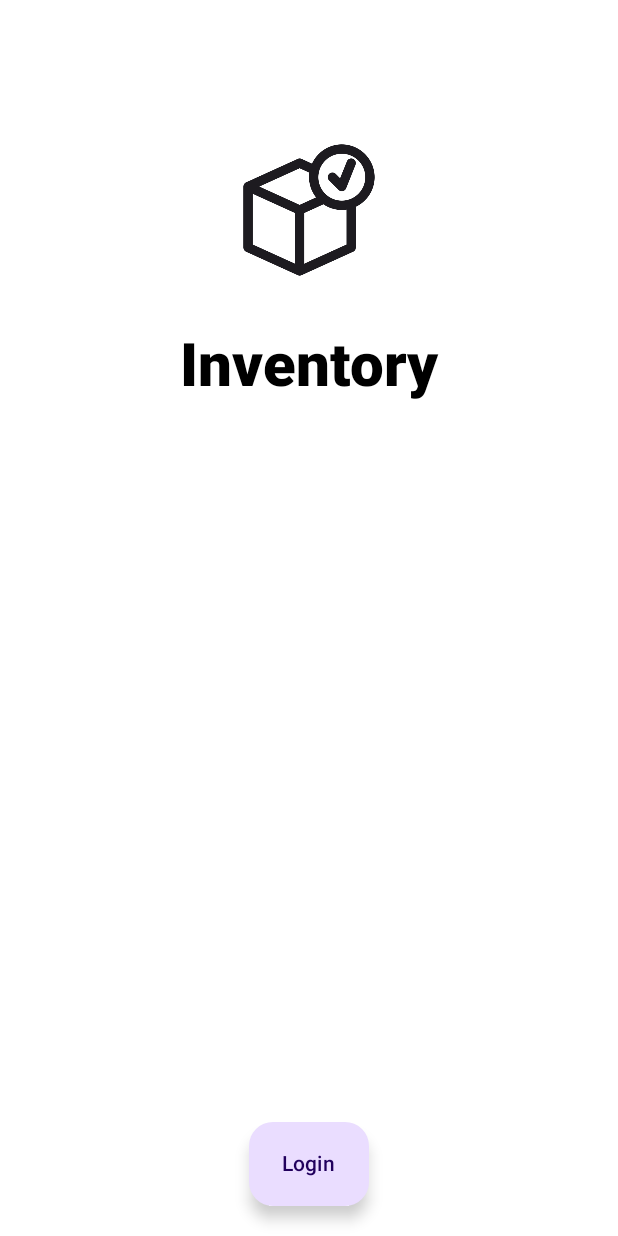
After one commit to YaserHip/generalInventory, an Android app built with Jetpack Compose: the @Preview function ScreenLogin, on a phone screen of 412 x 824 dp. The commit adds this screen. Run offline under Robolectric (Android 15) with nearby library versions, the phone set to English and light mode, and no system bars.

Commit message:
Added theme

```diff
--- a/app/src/main/AndroidManifest.xml
+++ b/app/src/main/AndroidManifest.xml
@@ -3,6 +3,7 @@
     xmlns:tools="http://schemas.android.com/tools">
 
     <application
+        android:name=".GeneralInventoryApp"
         android:allowBackup="true"
         android:dataExtractionRules="@xml/data_extraction_rules"
         android:fullBackupContent="@xml/backup_rules"
--- /dev/null
+++ b/app/src/main/java/monster/donjabonoso/generalinventory/presentation/login/ScreenLogin.kt
@@ -0,0 +1,56 @@
+package monster.donjabonoso.generalinventory.presentation.login
+
+import androidx.compose.foundation.Image
+import androidx.compose.foundation.layout.Column
+import androidx.compose.foundation.layout.Spacer
+import androidx.compose.foundation.layout.fillMaxSize
+import androidx.compose.foundation.layout.fillMaxWidth
+import androidx.compose.foundation.layout.padding
+import androidx.compose.foundation.layout.size
+import androidx.compose.foundation.layout.width
+import androidx.compose.material3.ExtendedFloatingActionButton
+import androidx.compose.material3.MaterialTheme
+import androidx.compose.material3.Text
+import androidx.compose.runtime.Composable
+import androidx.compose.ui.Alignment
+import androidx.compose.ui.Modifier
+import androidx.compose.ui.graphics.ColorFilter
+import androidx.compose.ui.res.painterResource
+import androidx.compose.ui.text.TextStyle
+import androidx.compose.ui.text.font.FontWeight
+import androidx.compose.ui.tooling.preview.Preview
+import androidx.compose.ui.unit.dp
+import androidx.compose.ui.unit.sp
+import monster.donjabonoso.generalinventory.R
+
+@Preview
+@Composable
+fun ScreenLogin() {
+    Column(modifier = Modifier.fillMaxSize(),
+    horizontalAlignment = Alignment.CenterHorizontally) {
+        Column(
+            modifier = Modifier.weight(1f).fillMaxWidth(),
+            horizontalAlignment = Alignment.CenterHorizontally
+        ) {
+            Spacer(modifier = Modifier.size(90.dp))
+            Image(
+                modifier = Modifier.size(100.dp),
+                painter = painterResource(id = R.drawable.inventory_login),
+                contentDescription = null,
+                colorFilter = ColorFilter.tint(color = MaterialTheme.colorScheme.onSurface)
+            )
+            Spacer(modifier = Modifier.size(30.dp))
+            Text(
+                text = "Inventory", style = TextStyle(
+                    fontSize = 40.sp,
+                    fontWeight = FontWeight.W800,
+                )
+            )
+
+        }
+        ExtendedFloatingActionButton(modifier = Modifier.padding(20.dp), onClick = { /*TODO*/ }) {
+            Text(text = "Login")
+        }
+    }
+
+}
--- a/build.gradle
+++ b/build.gradle
@@ -9,4 +9,5 @@ plugins {
     id 'com.android.application' version '8.0.2' apply false
     id 'com.android.library' version '8.0.2' apply false
     id 'org.jetbrains.kotlin.android' version '1.7.20' apply false
+    id 'com.google.dagger.hilt.android' version '2.44' apply false
 }
```
Also changed, not shown: app/build.gradle (+8 -0 lines), app/src/main/java/monster/donjabonoso/generalinventory/GeneralInventoryApp.kt (added, +8 -0 lines), app/src/main/java/monster/donjabonoso/generalinventory/MainActivity.kt (+8 -1 lines), app/src/main/java/monster/donjabonoso/generalinventory/ui/theme/Theme.kt (+32 -9 lines), app/src/main/res/drawable/inventory_login.png (added).
